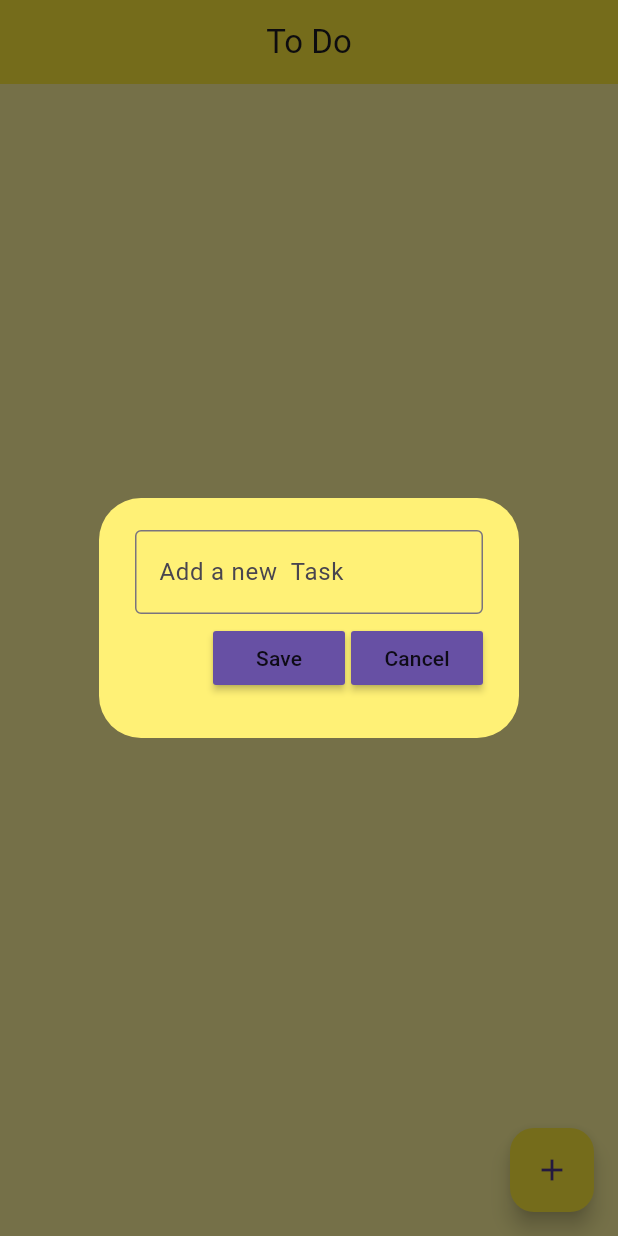
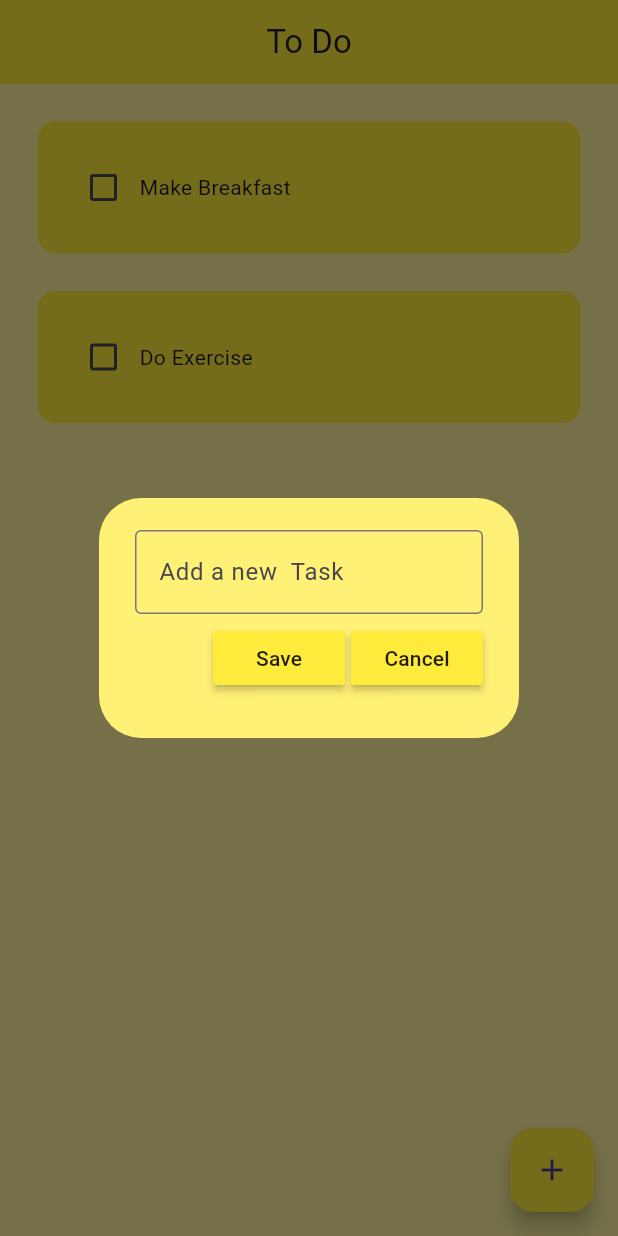
Before and after one commit to Parth517/todo_app, a Flutter app: the screen it shows after launch, after a tap on the "add" icon, on a phone screen of 412 x 824 dp. Run offline on Flutter 3.47's test engine with Material 3 defaults, Android fonts, the phone set to English and light mode, and no system bars; our stand-ins replace hive_flutter; accounts and stored records are empty.

Commit message:
Implementing local storage

```diff
--- a/lib/data/database.dart
+++ b/lib/data/database.dart
@@ -5,5 +5,21 @@ class ToDoDataBase{
   List ToDoList=[];
 
   //refernece our box
-  final _myBox=Hive.openBox("myBox");
+  final _myBox=Hive.box("myBox");
+
+  //run this method to first time open the app
+  void createInitialData(){
+    ToDoList=[
+      ["Make Breakfast",false],
+      ["Do Exercise",false]
+    ];
+  }
+  //load the data from database
+  void loadData(){
+    ToDoList=_myBox.get("TODOLIST");
+  }
+  //update the database
+  void updateDataBase(){
+    _myBox.put("TODOLIST", ToDoList);
+  }
 }
--- a/lib/home_page.dart
+++ b/lib/home_page.dart
@@ -14,8 +14,21 @@ class HomePage extends StatefulWidget {
 
 class _HomePageState extends State<HomePage> {
   //refernece the hive box
-  final _myBox=Hive.openBox('myBox');
+  final _myBox=Hive.box('myBox');
   ToDoDataBase db =ToDoDataBase();
+
+  void initState(){
+
+    //if this is the first time ever opening the
+    //app create default data
+    if(_myBox.get("TODOLIST")==null){
+      db.createInitialData();
+    }else{
+      //already exists data
+      db.loadData();
+    }
+    super.initState();
+  }
 
   //text Controller
   final _controller=TextEditingController();
@@ -28,7 +41,7 @@ class _HomePageState extends State<HomePage> {
     setState(() {
       db.ToDoList[index][1]=!db.ToDoList[index][1];
     });
-
+    db.updateDataBase();
   }
 
    void saveNewTask(){
@@ -37,6 +50,7 @@ class _HomePageState extends State<HomePage> {
       _controller.clear();
     });
     Navigator.of(context).pop();
+        db.updateDataBase();
 
    }
 
@@ -57,6 +71,8 @@ class _HomePageState extends State<HomePage> {
     setState(() {
       db.ToDoList.removeAt(index);
     });
+        db.updateDataBase();
+
   }
 
   @override
--- a/lib/utils/my_button.dart
+++ b/lib/utils/my_button.dart
@@ -14,7 +14,7 @@ class MyButton extends StatelessWidget {
     return MaterialButton(
 
       onPressed: onPressed,
-      color: Theme.of(context).primaryColor,
+      color: Colors.yellow,
       child: Text(text),
     );
   }
```
